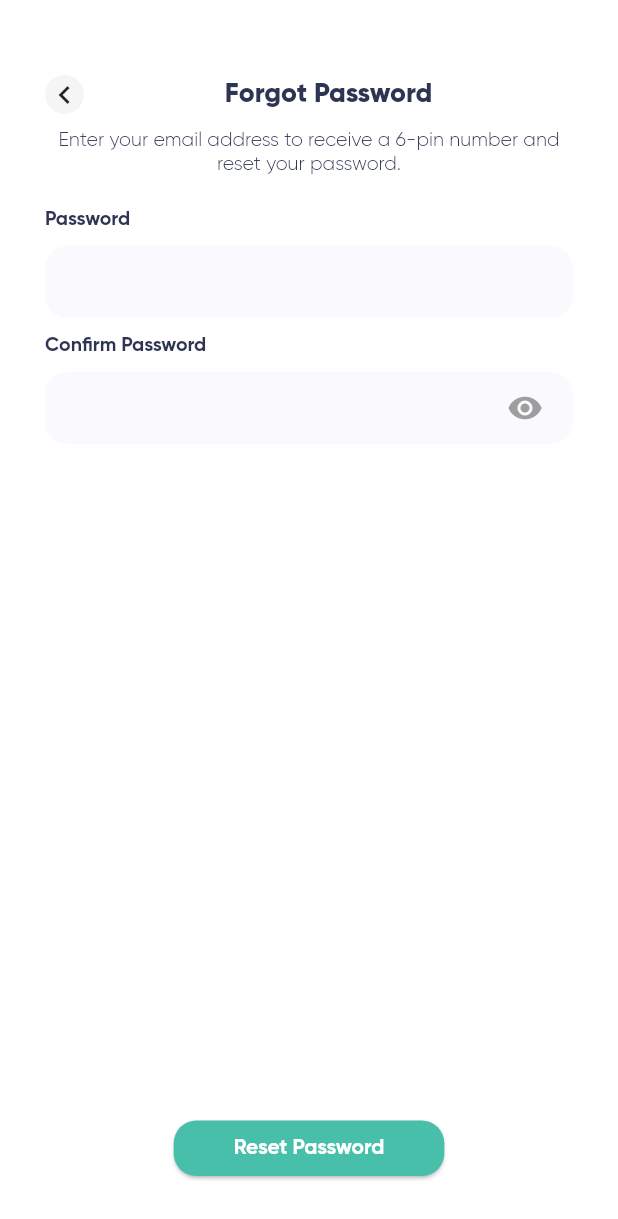
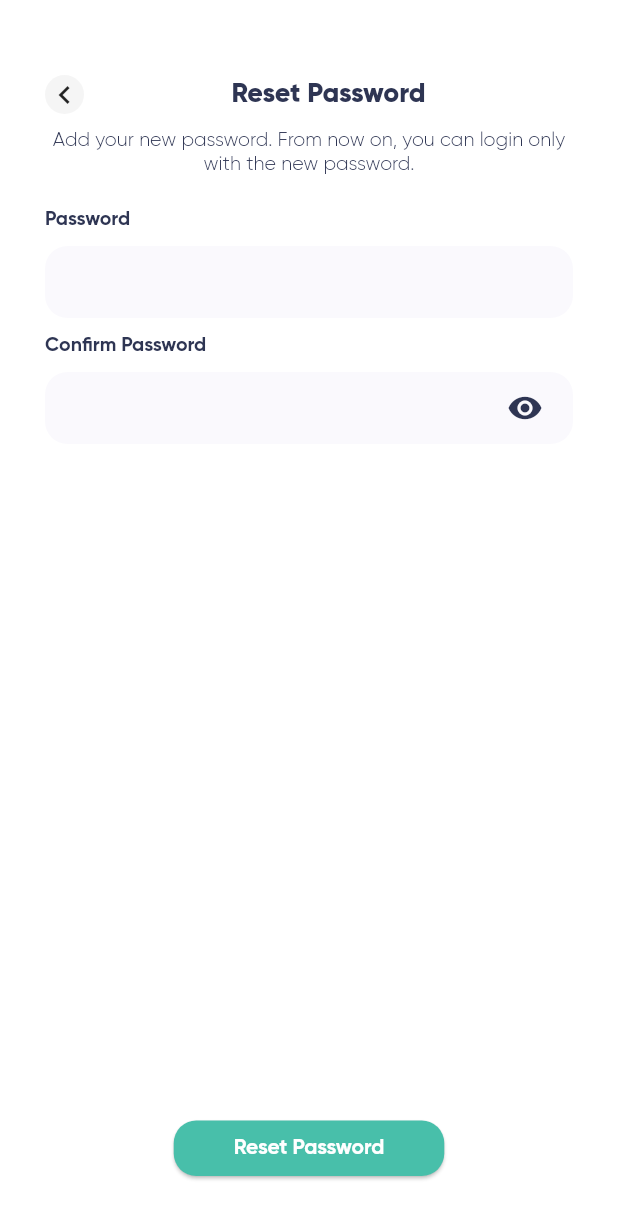
Before and after one commit to woynshetb/sharble, a Flutter app: the ResetPasswordPage screen opened directly, on a phone screen of 412 x 824 dp. Shown: the top 1219 px of the screen. Run offline on Flutter 3.47's test engine with Material 2 defaults, Android fonts, the phone set to English and light mode, and no system bars; our stand-ins replace adaptive_theme, basic_utils, flutter_svg, image_picker, pin_code_fields, stacked; missing offline and left inert: inspection.

Commit message:
Minor Fix

```diff
--- a/lib/components/widgets/forms.dart
+++ b/lib/components/widgets/forms.dart
@@ -132,10 +132,8 @@ class _DefaultFieldState extends State<DefaultField> {
             });
           },
           child: Icon(
-            (!makePasswordVisible)
-                ? Icons.remove_red_eye
-                : Icons.remove_red_eye,
-            color: Colors.grey,
+            (!makePasswordVisible) ? Icons.visibility : Icons.visibility_off,
+            color: Color(0xff2E3553),
           ),
         ),
       );
--- a/lib/main.dart
+++ b/lib/main.dart
@@ -23,7 +23,7 @@ class MyApp extends StatelessWidget {
             darkTheme: darkTheme,
             debugShowCheckedModeBanner: false,
             title: 'Shable App',
-            home: const WelcomePage(),
+            home: const SplashPage(),
           );
         });
   }
--- a/lib/pages/reset_password/reset_password.page.dart
+++ b/lib/pages/reset_password/reset_password.page.dart
@@ -24,14 +24,14 @@ class _ResetPasswordPageState extends State<ResetPasswordPage> {
               Column(
                 children: [
                   const CustomAppbar(
-                    title: "Forgot Password",
+                    title: "Reset Password",
                     showLeading: true,
                   ),
                   const SizedBox(
                     height: 10,
                   ),
                   const Text(
-                    "Enter your email address to receive a 6-pin number and reset your password.",
+                    "Add your new password. From now on, you can login only with the new password.",
                     textAlign: TextAlign.center,
                     style: TextStyle(
                       fontSize: 13,
--- a/pubspec.yaml
+++ b/pubspec.yaml
@@ -40,6 +40,8 @@ dependencies:
   pin_code_fields: ^7.4.0
   image_picker: ^0.8.6
   flutter_svg: ^1.1.6
+  stacked: ^3.0.1
+  get: ^4.6.5
 
 dev_dependencies:
   flutter_test:
```
Also changed, not shown: lib/pages/splash/splash.page.dart (+7 -0 lines), lib/view_model/base.view_model.dart (added, +12 -0 lines), lib/view_model/splas.vm.dart (added, +25 -0 lines), pubspec.lock, 1 other file.
